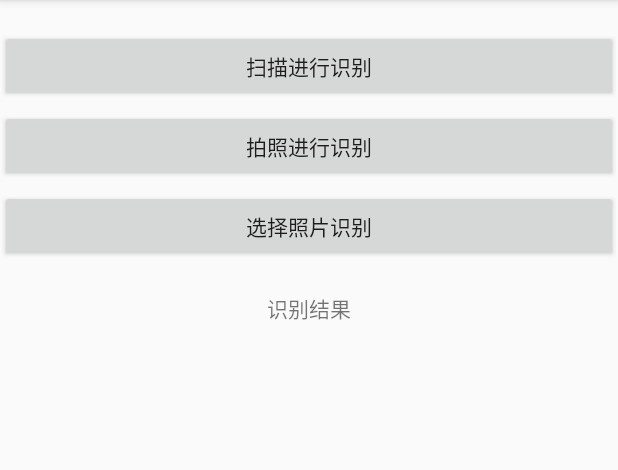
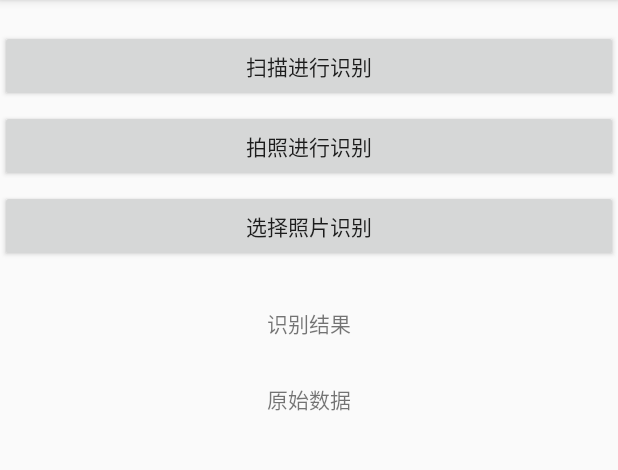
Before and after one commit to BetterZhang/KuaiShou, an Android app: the screen it shows after launch (MainActivity), on a phone screen of 412 x 824 dp, the part 84-554 px from its top. Run offline under Robolectric (Android 15) with nearby library versions, the phone set to English and light mode, and no system bars; libraries missing offline, so code that uses them is left out: com.tbruyelle.rxpermissions2; 1 statement that could not run was skipped.

Commit message:
add some commit

```diff
--- a/app/src/main/res/layout/activity_main.xml
+++ b/app/src/main/res/layout/activity_main.xml
@@ -28,22 +28,42 @@
         android:layout_marginTop="5dp"
         android:text="选择照片识别"/>
 
-    <TextView
-        android:layout_width="match_parent"
-        android:layout_height="wrap_content"
-        android:gravity="center"
-        android:layout_marginTop="20dp"
-        android:text="识别结果"/>
-
     <ScrollView
         android:layout_width="match_parent"
         android:layout_height="match_parent">
 
-        <TextView
-            android:id="@+id/tv_result"
+        <LinearLayout
             android:layout_width="match_parent"
             android:layout_height="wrap_content"
-            android:padding="10dp"/>
+            android:orientation="vertical"
+            android:layout_marginTop="20dp"
+            android:padding="10dp"
+            android:gravity="center">
+
+            <TextView
+                android:layout_width="match_parent"
+                android:layout_height="wrap_content"
+                android:gravity="center"
+                android:text="识别结果"/>
+
+            <TextView
+                android:id="@+id/tv_result"
+                android:layout_width="match_parent"
+                android:layout_height="wrap_content"/>
+
+            <TextView
+                android:layout_width="match_parent"
+                android:layout_height="wrap_content"
+                android:gravity="center"
+                android:layout_marginTop="10dp"
+                android:text="原始数据"/>
+
+            <TextView
+                android:id="@+id/tv_orgin_result"
+                android:layout_width="match_parent"
+                android:layout_height="wrap_content"/>
+
+        </LinearLayout>
 
     </ScrollView>
 
```
Also changed, not shown: app/src/main/java/com/anshi/kuaishou/activity/MainActivity.java (+13 -11 lines).
